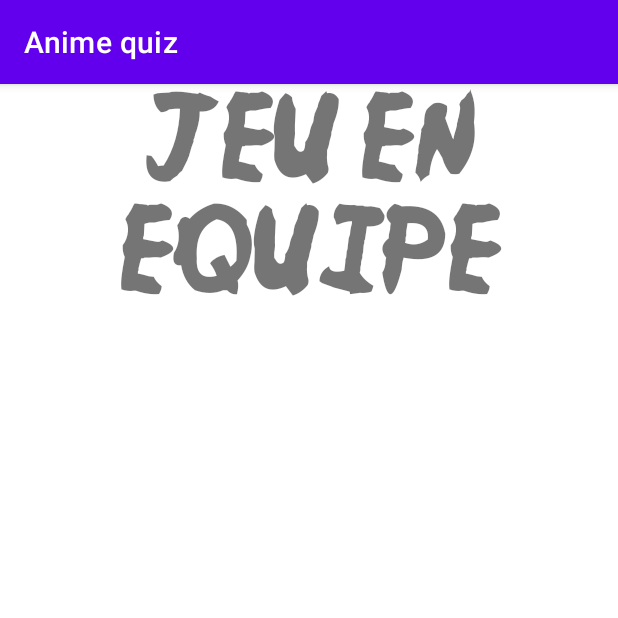
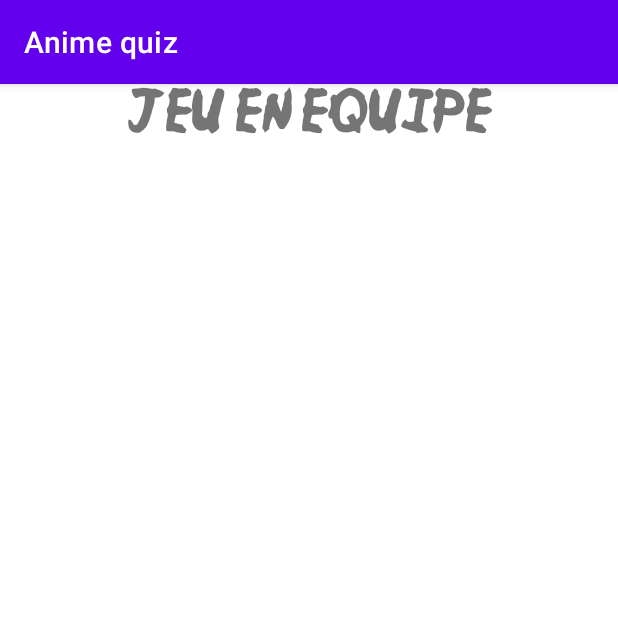
Before and after one commit to DominiqueDaquin/GameQuiz, an Android app: the equipeActivity screen opened directly, with no data from a screen before it, on a phone screen of 412 x 824 dp, the top half of it. Run offline under Robolectric (Android 15) with nearby library versions, the phone set to English and light mode, and no system bars.

Commit message:
nouveau commit ebongue

```diff
--- a/app/src/main/res/layout/activity_equipe.xml
+++ b/app/src/main/res/layout/activity_equipe.xml
@@ -13,6 +13,6 @@
         android:fontFamily="@font/njnaruto"
         android:gravity="center"
         android:layout_alignParentTop="true"
-        android:textSize="100px"
+        android:textSize="50px"
         />
 </RelativeLayout>
```
